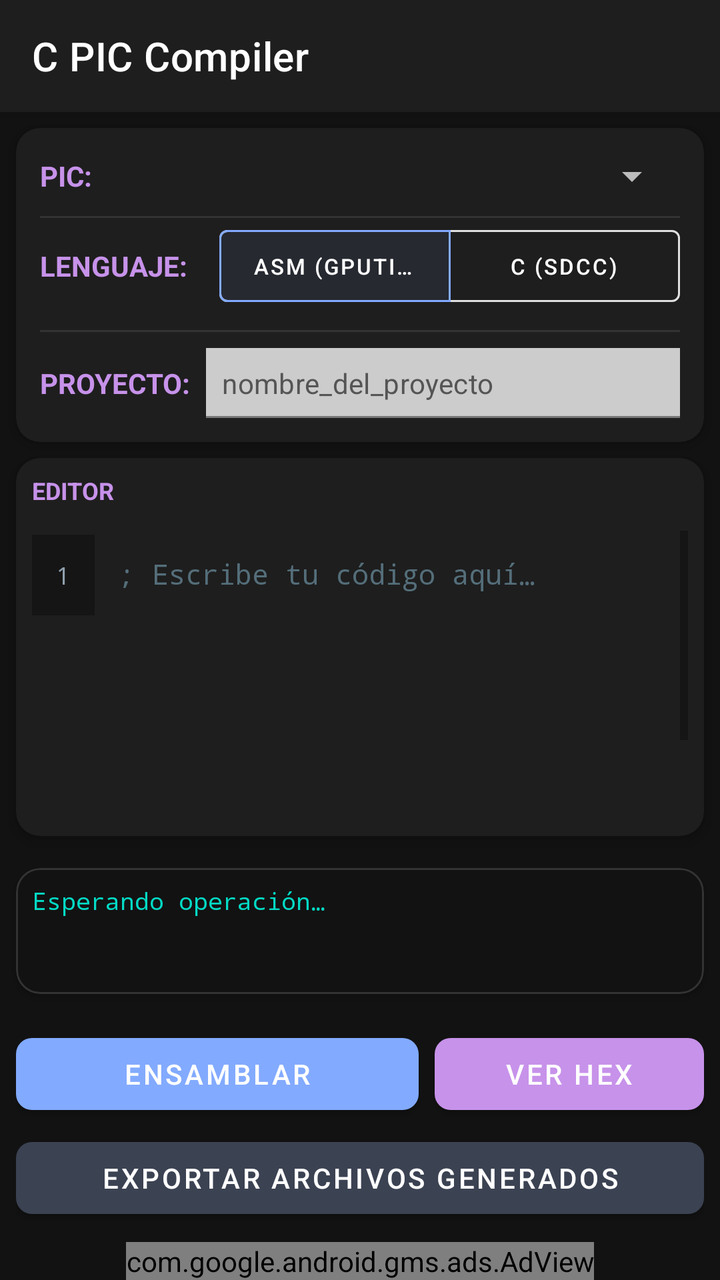
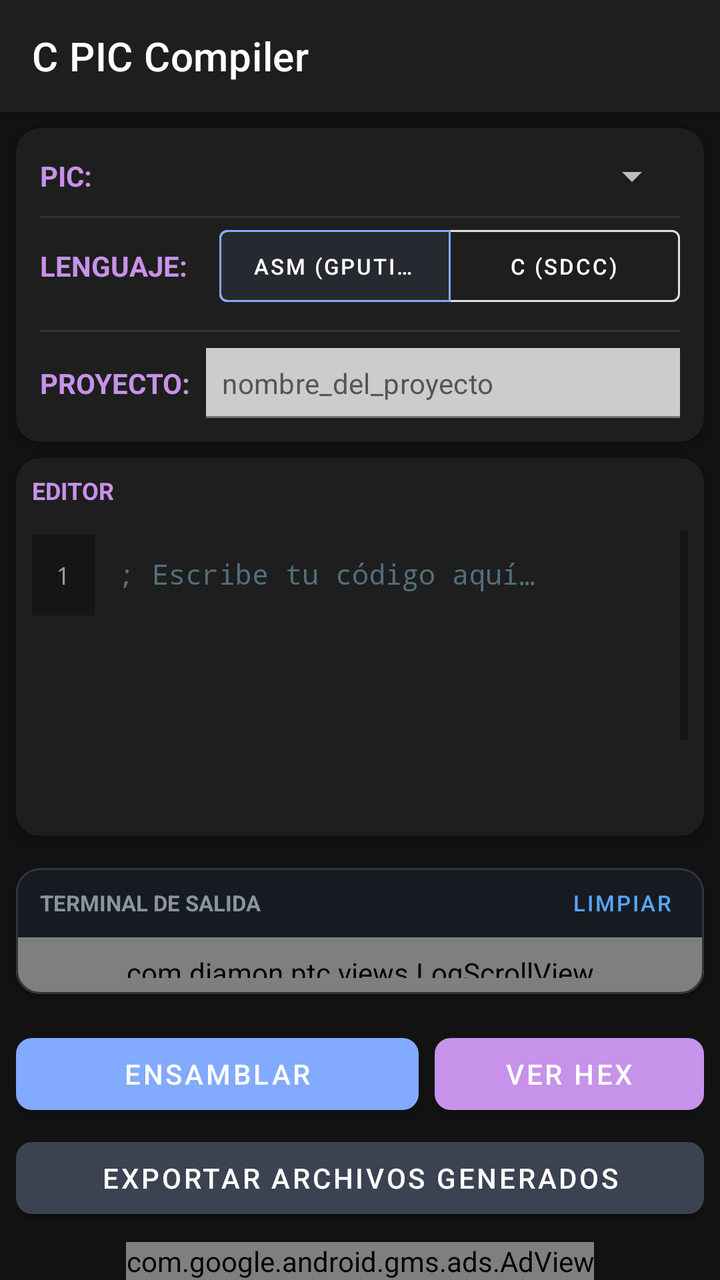

An Android layout rendered at two revisions. The XML below is the earlier revision; the diff shows what the commit changed to produce the second picture.
<!-- AndroidManifest.xml: application theme Theme.CPIC -->
<!-- res/layout/activity_main.xml -->
<?xml version="1.0" encoding="utf-8"?>
<androidx.coordinatorlayout.widget.CoordinatorLayout xmlns:android="http://schemas.android.com/apk/res/android"
    xmlns:app="http://schemas.android.com/apk/res-auto"
    xmlns:tools="http://schemas.android.com/tools"
    android:layout_width="match_parent"
    android:layout_height="match_parent"
    android:background="#121212"
    tools:context=".MainActivity">

    <com.google.android.material.appbar.AppBarLayout
        android:layout_width="match_parent"
        android:layout_height="wrap_content"
        android:background="#1E1E1E">

        <com.google.android.material.appbar.MaterialToolbar
            android:id="@+id/toolbar"
            android:layout_width="match_parent"
            android:layout_height="?attr/actionBarSize"
            app:title="@string/app_name"
            app:titleTextColor="#FFFFFF"
            android:theme="@style/ToolbarTheme"
            app:popupTheme="@style/CustomPopupTheme" />

    </com.google.android.material.appbar.AppBarLayout>

    <androidx.constraintlayout.widget.ConstraintLayout
        android:layout_width="match_parent"
        android:layout_height="match_parent"
        app:layout_behavior="@string/appbar_scrolling_view_behavior">

        
        <com.google.android.material.card.MaterialCardView
            android:id="@+id/card_pic_selector"
            android:layout_width="0dp"
            android:layout_height="wrap_content"
            android:layout_margin="8dp"
            app:cardBackgroundColor="#1E1E1E"
            app:cardCornerRadius="12dp"
            app:cardElevation="4dp"
            app:layout_constraintEnd_toEndOf="parent"
            app:layout_constraintStart_toStartOf="parent"
            app:layout_constraintTop_toTopOf="parent">

            <LinearLayout
                android:layout_width="match_parent"
                android:layout_height="wrap_content"
                android:orientation="vertical"
                android:padding="12dp">

                <LinearLayout
                    android:layout_width="match_parent"
                    android:layout_height="wrap_content"
                    android:gravity="center_vertical"
                    android:orientation="horizontal">

                    <TextView
                        android:layout_width="wrap_content"
                        android:layout_height="wrap_content"
                        android:text="@string/label_pic"
                        android:textColor="@color/secondary"
                        android:textSize="14sp"
                        android:textStyle="bold" />

                    <Spinner
                        android:id="@+id/spinner_pic"
                        android:layout_width="match_parent"
                        android:layout_height="wrap_content"
                        android:layout_marginStart="8dp"
                        android:theme="@style/ThemeOverlay.AppCompat.Dark" />
                </LinearLayout>

                <View
                    android:layout_width="match_parent"
                    android:layout_height="1dp"
                    android:layout_marginTop="8dp"
                    android:background="#333333" />

                <LinearLayout
                    android:layout_width="match_parent"
                    android:layout_height="wrap_content"
                    android:gravity="center_vertical"
                    android:orientation="horizontal">

                    <TextView
                        android:layout_width="wrap_content"
                        android:layout_height="wrap_content"
                        android:text="@string/label_language"
                        android:textColor="@color/secondary"
                        android:textSize="14sp"
                        android:textStyle="bold" />

                    <com.google.android.material.button.MaterialButtonToggleGroup
                        android:id="@+id/toggle_language"
                        android:layout_width="0dp"
                        android:layout_height="wrap_content"
                        android:layout_weight="1"
                        android:layout_marginStart="16dp"
                        app:checkedButton="@+id/btn_lang_asm"
                        app:singleSelection="true">

                        <com.google.android.material.button.MaterialButton
                            android:id="@+id/btn_lang_asm"
                            style="@style/Widget.MaterialComponents.Button.OutlinedButton"
                            android:layout_width="0dp"
                            android:layout_height="wrap_content"
                            android:layout_weight="1"
                            android:text="@string/btn_asm_gputils"
                            android:textSize="11sp"
                            android:lines="1"
                            android:ellipsize="end"
                            android:textColor="#FFFFFF" />

                        <com.google.android.material.button.MaterialButton
                            android:id="@+id/btn_lang_c"
                            style="@style/Widget.MaterialComponents.Button.OutlinedButton"
                            android:layout_width="0dp"
                            android:layout_height="wrap_content"
                            android:layout_weight="1"
                            android:text="@string/btn_c_sdcc"
                            android:textSize="11sp"
                            android:lines="1"
                            android:ellipsize="end"
                            android:textColor="#FFFFFF" />
                    </com.google.android.material.button.MaterialButtonToggleGroup>
                </LinearLayout>

                <View
                    android:layout_width="match_parent"
                    android:layout_height="1dp"
                    android:layout_marginTop="8dp"
                    android:layout_marginBottom="8dp"
                    android:background="#333333" />

                <LinearLayout
                    android:layout_width="match_parent"
                    android:layout_height="wrap_content"
                    android:gravity="center_vertical"
                    android:orientation="horizontal">

                    <TextView
                        android:layout_width="wrap_content"
                        android:layout_height="wrap_content"
                        android:text="@string/label_project"
                        android:textColor="@color/secondary"
                        android:textSize="14sp"
                        android:textStyle="bold" />

                    <com.google.android.material.textfield.TextInputLayout
                        android:layout_width="match_parent"
                        android:layout_height="wrap_content"
                        android:layout_marginStart="8dp"
                        app:hintEnabled="false">

                        <com.google.android.material.textfield.TextInputEditText
                            android:id="@+id/edit_project_name"
                            android:layout_width="match_parent"
                            android:layout_height="wrap_content"
                            android:background="#CCCCCC"
                            android:hint="@string/hint_project_name"
                            android:inputType="text"
                            android:padding="8dp"
                            android:lines="1"
                            android:textColor="#000000"
                            android:textColorHint="#555555"
                            android:textSize="14sp" />
                    </com.google.android.material.textfield.TextInputLayout>
                </LinearLayout>
            </LinearLayout>
        </com.google.android.material.card.MaterialCardView>

        
        <com.google.android.material.card.MaterialCardView
            android:id="@+id/card_editor"
            android:layout_width="0dp"
            android:layout_height="0dp"
            android:layout_margin="8dp"
            app:cardBackgroundColor="#1E1E1E"
            app:cardCornerRadius="12dp"
            app:cardElevation="4dp"
            app:layout_constraintBottom_toTopOf="@+id/card_logs"
            app:layout_constraintEnd_toEndOf="parent"
            app:layout_constraintStart_toStartOf="parent"
            app:layout_constraintTop_toBottomOf="@+id/card_pic_selector"
            app:layout_constraintVertical_weight="3">

            <LinearLayout
                android:layout_width="match_parent"
                android:layout_height="match_parent"
                android:orientation="vertical"
                android:padding="8dp">

                <TextView
                    android:layout_width="wrap_content"
                    android:layout_height="wrap_content"
                    android:text="@string/label_editor"
                    android:textColor="@color/secondary"
                    android:textSize="12sp"
                    android:textStyle="bold" />

                <LinearLayout
                    android:layout_width="match_parent"
                    android:layout_height="wrap_content"
                    android:layout_marginTop="6dp"
                    android:gravity="center_vertical"
                    android:orientation="horizontal">

                    <HorizontalScrollView
                        android:layout_width="0dp"
                        android:layout_height="wrap_content"
                        android:layout_weight="1"
                        android:scrollbars="none">

                        <LinearLayout
                            android:id="@+id/layout_tabs"
                            android:layout_width="wrap_content"
                            android:layout_height="wrap_content"
                            android:orientation="horizontal" />
                    </HorizontalScrollView>

                </LinearLayout>

                <ScrollView
                    android:id="@+id/scroll_editor"
                    android:layout_width="match_parent"
                    android:layout_height="match_parent"
                    android:layout_marginTop="6dp"
                    android:fillViewport="true">

                    <LinearLayout
                        android:layout_width="match_parent"
                        android:layout_height="wrap_content"
                        android:orientation="horizontal">

                        <TextView
                            android:id="@+id/text_line_numbers"
                            android:layout_width="wrap_content"
                            android:layout_height="wrap_content"
                            android:background="#151515"
                            android:fontFamily="monospace"
                            android:gravity="top|end"
                            android:padding="12dp"
                            android:text="1"
                            android:textColor="#8FA0AE"
                            android:textSize="12sp" />

                        <EditText
                            android:id="@+id/edit_asm"
                            android:layout_width="0dp"
                            android:layout_height="wrap_content"
                            android:layout_weight="1"
                            android:background="@null"
                            android:fontFamily="monospace"
                            android:gravity="top"
                            android:hint="@string/hint_editor_asm"
                            android:inputType="textMultiLine|textNoSuggestions|textVisiblePassword"
                            android:minHeight="200dp"
                            android:padding="12dp"
                            android:textColor="#B2FF59"
                            android:textColorHint="#546E7A"
                            android:textSize="14sp" />
                    </LinearLayout>
                </ScrollView>
            </LinearLayout>
        </com.google.android.material.card.MaterialCardView>

        
        <com.google.android.material.card.MaterialCardView
            android:id="@+id/card_logs"
            android:layout_width="0dp"
            android:layout_height="0dp"
            android:layout_margin="8dp"
            app:cardBackgroundColor="#121212"
            app:cardCornerRadius="12dp"
            app:cardElevation="2dp"
            app:layout_constraintBottom_toTopOf="@+id/button_layout"
            app:layout_constraintEnd_toEndOf="parent"
            app:layout_constraintStart_toStartOf="parent"
            app:layout_constraintTop_toBottomOf="@+id/card_editor"
            app:layout_constraintVertical_weight="1"
            app:strokeColor="#333333"
            app:strokeWidth="1dp">

            <ScrollView
                android:id="@+id/scroll_logs"
                android:layout_width="match_parent"
                android:layout_height="match_parent"
                android:padding="8dp">

                <TextView
                    android:id="@+id/text_logs"
                    android:layout_width="match_parent"
                    android:layout_height="wrap_content"
                    android:fontFamily="monospace"
                    android:longClickable="true"
                    android:text="@string/log_waiting"
                    android:textColor="#03DAC5"
                    android:textIsSelectable="true"
                    android:textSize="12sp" />
            </ScrollView>
        </com.google.android.material.card.MaterialCardView>

        
        <LinearLayout
            android:id="@+id/button_layout"
            android:layout_width="match_parent"
            android:layout_height="wrap_content"
            android:orientation="vertical"
            android:padding="8dp"
            app:layout_constraintBottom_toTopOf="@+id/adView_banner"
            app:layout_constraintEnd_toEndOf="parent"
            app:layout_constraintStart_toStartOf="parent">

            <LinearLayout
                android:layout_width="match_parent"
                android:layout_height="wrap_content"
                android:orientation="horizontal">

                <com.google.android.material.button.MaterialButton
                    android:id="@+id/btn_assemble"
                    android:layout_width="0dp"
                    android:layout_height="wrap_content"
                    android:layout_weight="1.2"
                    android:layout_marginEnd="4dp"
                    android:text="@string/btn_assemble"
                    app:backgroundTint="@color/primary"
                    app:cornerRadius="8dp" />

                <com.google.android.material.button.MaterialButton
                    android:id="@+id/btn_view_hex"
                    android:layout_width="0dp"
                    android:layout_height="wrap_content"
                    android:layout_weight="0.8"
                    android:layout_marginStart="4dp"
                    android:text="@string/btn_view_hex"
                    app:backgroundTint="@color/secondary"
                    app:cornerRadius="8dp" />
            </LinearLayout>

            <com.google.android.material.button.MaterialButton
                android:id="@+id/btn_export"
                android:layout_width="match_parent"
                android:layout_height="wrap_content"
                android:layout_marginTop="4dp"
                android:text="@string/btn_export"
                app:backgroundTint="@color/primary_variant"
                app:cornerRadius="8dp" />

        </LinearLayout>

        
        <com.google.android.gms.ads.AdView
            android:id="@+id/adView_banner"
            android:layout_width="wrap_content"
            android:layout_height="wrap_content"
            app:adSize="BANNER"
            app:adUnitId="@string/ad_banner_id"
            app:layout_constraintBottom_toBottomOf="parent"
            app:layout_constraintEnd_toEndOf="parent"
            app:layout_constraintStart_toStartOf="parent" />

    </androidx.constraintlayout.widget.ConstraintLayout>

    
    <FrameLayout
        android:id="@+id/loading_overlay"
        android:layout_width="match_parent"
        android:layout_height="match_parent"
        android:background="#E6121212"
        android:clickable="true"
        android:focusable="true"
        android:visibility="gone">

        <LinearLayout
            android:layout_width="wrap_content"
            android:layout_height="wrap_content"
            android:layout_gravity="center"
            android:gravity="center"
            android:orientation="vertical"
            android:padding="24dp">

            <ProgressBar
                android:layout_width="64dp"
                android:layout_height="64dp"
                android:indeterminateTint="@color/secondary" />

            <TextView
                android:layout_width="wrap_content"
                android:layout_height="wrap_content"
                android:layout_marginTop="16dp"
                android:gravity="center"
                android:text="@string/loading_message"
                android:textColor="#FFFFFF"
                android:textSize="14sp"
                android:textStyle="bold" />
        </LinearLayout>
    </FrameLayout>

</androidx.coordinatorlayout.widget.CoordinatorLayout>
<!-- resources referenced by this layout -->
<resources>
  <color name="primary">#82AAFF</color>
  <color name="primary_variant">#3B4252</color>
  <color name="secondary">#C792EA</color>
  <string name="ad_banner_id">ca-app-pub-5141499161332805/1220566600</string>
  <string name="app_name">C PIC Compiler</string>
  <string name="btn_asm_gputils">ASM (GPUTILS)</string>
  <string name="btn_assemble">ENSAMBLAR</string>
  <string name="btn_c_sdcc">C (SDCC)</string>
  <string name="btn_export">EXPORTAR ARCHIVOS GENERADOS</string>
  <string name="btn_view_hex">VER HEX</string>
  <string name="hint_editor_asm">; Escribe tu código aquí…</string>
  <string name="hint_project_name">nombre_del_proyecto</string>
  <string name="label_editor">EDITOR</string>
  <string name="label_language">LENGUAJE:</string>
  <string name="label_pic">PIC:</string>
  <string name="label_project">PROYECTO:</string>
  <string name="loading_message">Preparando herramientas…\nSolo tomará un momento la primera vez.</string>
  <string name="log_waiting">Esperando operación…</string>
  <style name="CustomPopupTheme" parent="ThemeOverlay.AppCompat.Light">
          <item name="android:windowBackground">@color/surface</item>
          <item name="android:colorBackground">#FAFAFA</item>
          <item name="android:background">#FAFAFA</item>
          <item name="android:itemBackground">#FAFAFA</item>
          <item name="android:textColor">#000000</item>
      </style>
  <style name="ToolbarTheme" parent="ThemeOverlay.MaterialComponents.Dark.ActionBar">
          <item name="colorControlNormal">@color/primary</item>
      </style>
  <style name="Theme.CPIC" parent="Theme.MaterialComponents.DayNight.NoActionBar">
          <item name="colorPrimary">@color/primary</item>
          <item name="colorPrimaryVariant">@color/primary_variant</item>
          <item name="colorOnPrimary">@color/on_primary</item>
          
          <item name="colorSecondary">@color/secondary</item>
          <item name="colorOnSecondary">@color/on_secondary</item>
          
          <item name="android:windowBackground">@color/background</item>
          <item name="android:statusBarColor">@color/background</item>
          <item name="android:navigationBarColor">@android:color/transparent</item>
          
          <item name="android:textColorPrimary">@color/on_surface</item>
          
          
          <item name="android:windowLayoutInDisplayCutoutMode" tools:targetApi="o_mr1">shortEdges</item>
  
          
          <item name="actionMenuTextColor">#FFFFFF</item>
          <item name="android:actionMenuTextColor">#FFFFFF</item>
          
          
          <item name="actionBarPopupTheme">@style/CustomPopupTheme</item>
          <item name="popupTheme">@style/CustomPopupTheme</item>
      </style>
  <color name="surface">#161618</color>
  <color name="on_primary">#FFFFFF</color>
  <color name="on_secondary">#121212</color>
  <color name="background">#0A0A0B</color>
  <color name="on_surface">#E0E0E0</color>
</resources>

<!-- the commit's change to res/layout/activity_main.xml (unified diff, before → after) -->
@@ -269,7 +269,7 @@
             android:layout_width="0dp"
             android:layout_height="0dp"
             android:layout_margin="8dp"
-            app:cardBackgroundColor="#121212"
+            app:cardBackgroundColor="#0D1117"
             app:cardCornerRadius="12dp"
             app:cardElevation="2dp"
             app:layout_constraintBottom_toTopOf="@+id/button_layout"
@@ -277,26 +277,73 @@
             app:layout_constraintStart_toStartOf="parent"
             app:layout_constraintTop_toBottomOf="@+id/card_editor"
             app:layout_constraintVertical_weight="1"
-            app:strokeColor="#333333"
+            app:strokeColor="#30363D"
             app:strokeWidth="1dp">
 
-            <ScrollView
-                android:id="@+id/scroll_logs"
+            <LinearLayout
                 android:layout_width="match_parent"
                 android:layout_height="match_parent"
-                android:padding="8dp">
-
-                <TextView
-                    android:id="@+id/text_logs"
-                    android:layout_width="match_parent"
-                    android:layout_height="wrap_content"
-                    android:fontFamily="monospace"
-                    android:longClickable="true"
-                    android:text="@string/log_waiting"
-                    android:textColor="#03DAC5"
-                    android:textIsSelectable="true"
-                    android:textSize="12sp" />
-            </ScrollView>
+                android:orientation="vertical">
+
+                <LinearLayout
+                    android:layout_width="match_parent"
+                    android:layout_height="wrap_content"
+                    android:orientation="horizontal"
+                    android:gravity="center_vertical"
+                    android:background="#161B22"
+                    android:paddingStart="12dp"
+                    android:paddingEnd="8dp"
+                    android:paddingTop="2dp"
+                    android:paddingBottom="2dp">
+
+                    <TextView
+                        android:id="@+id/text_terminal_title"
+                        android:layout_width="0dp"
+                        android:layout_height="wrap_content"
+                        android:layout_weight="1"
+                        android:text="@string/label_terminal"
+                        android:textColor="#8B949E"
+                        android:textStyle="bold"
+                        android:textSize="11sp" />
+
+                    <com.google.android.material.button.MaterialButton
+                        android:id="@+id/btn_clear_logs"
+                        style="@style/Widget.MaterialComponents.Button.TextButton"
+                        android:layout_width="wrap_content"
+                        android:layout_height="wrap_content"
+                        android:text="@string/btn_clear"
+                        android:textColor="#58A6FF"
+                        android:textSize="11sp"
+                        android:minHeight="0dp"
+                        android:minWidth="0dp"
+                        android:paddingStart="8dp"
+                        android:paddingEnd="8dp"
+                        android:paddingTop="2dp"
+                        android:paddingBottom="2dp" />
+                </LinearLayout>
+
+                <com.diamon.ptc.views.LogScrollView
+                    android:id="@+id/scroll_logs"
+                    android:layout_width="match_parent"
+                    android:layout_height="0dp"
+                    android:layout_weight="1"
+                    android:background="#0A0E17"
+                    android:padding="8dp"
+                    android:descendantFocusability="blocksDescendants">
+
+                    <TextView
+                        android:id="@+id/text_logs"
+                        android:layout_width="match_parent"
+                        android:layout_height="wrap_content"
+                        android:fontFamily="monospace"
+                        android:longClickable="true"
+                        android:text="@string/terminal_ready"
+                        android:textColor="#00FF66"
+                        android:textIsSelectable="true"
+                        android:lineSpacingExtra="2dp"
+                        android:textSize="12sp" />
+                </com.diamon.ptc.views.LogScrollView>
+            </LinearLayout>
         </com.google.android.material.card.MaterialCardView>
 
         
<!-- resource entries referenced after the edit -->
@@ -8,6 +8,7 @@
   <string name="btn_asm_gputils">ASM (GPUTILS)</string>
   <string name="btn_assemble">ENSAMBLAR</string>
   <string name="btn_c_sdcc">C (SDCC)</string>
+  <string name="btn_clear">Limpiar</string>
   <string name="btn_export">EXPORTAR ARCHIVOS GENERADOS</string>
   <string name="btn_view_hex">VER HEX</string>
   <string name="hint_editor_asm">; Escribe tu código aquí…</string>
@@ -16,8 +17,9 @@
   <string name="label_language">LENGUAJE:</string>
   <string name="label_pic">PIC:</string>
   <string name="label_project">PROYECTO:</string>
+  <string name="label_terminal">TERMINAL DE SALIDA</string>
   <string name="loading_message">Preparando herramientas…\nSolo tomará un momento la primera vez.</string>
-  <string name="log_waiting">Esperando operación…</string>
+  <string name="terminal_ready">--- Terminal lista ---</string>
   <style name="CustomPopupTheme" parent="ThemeOverlay.AppCompat.Light">
           <item name="android:windowBackground">@color/surface</item>
           <item name="android:colorBackground">#FAFAFA</item>
